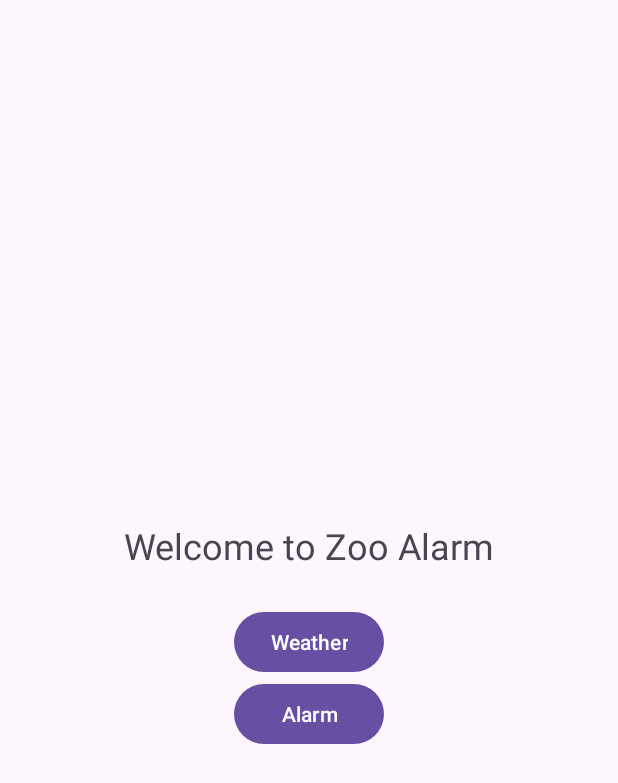
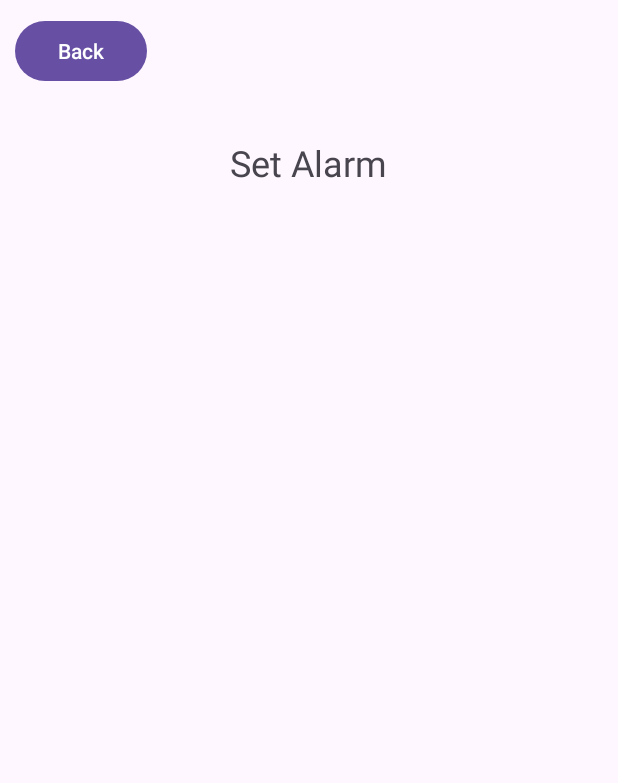
Before and after one commit to cduong2/puzzle-alarm, an Android app: the screen it shows after launch (MainActivity before the commit, AlarmCreateActivity after it), after a tap on "Alarm", on a phone screen of 412 x 824 dp. Shown: the top 783 px of the screen. Run offline under Robolectric (Android 15) with nearby library versions, the phone set to English and light mode, and no system bars.

Commit message:
added two activities (alarm create and weather)

```diff
--- /dev/null
+++ b/ZooAlarm/app/src/main/java/com/example/zooalarm/AlarmCreateActivity.java
@@ -0,0 +1,27 @@
+package com.example.zooalarm;
+
+import android.content.Intent;
+import android.os.Bundle;
+import android.view.View;
+import android.widget.Button;
+import android.widget.Toast;
+
+import androidx.appcompat.app.AppCompatActivity;
+
+public class AlarmCreateActivity extends AppCompatActivity {
+    private Button mBackButton;
+
+    @Override
+    protected void onCreate(Bundle savedInstanceState) {
+        super.onCreate(savedInstanceState);
+        setContentView(R.layout.activity_alarm);
+        mBackButton = (Button) findViewById(R.id.home_button);
+        mBackButton.setOnClickListener(new View.OnClickListener() {
+            @Override
+                public void onClick(View v) {
+                    startActivity(new Intent(AlarmCreateActivity.this, MainActivity.class));
+                }
+            });
+
+    }
+}
--- a/ZooAlarm/app/src/main/java/com/example/zooalarm/MainActivity.java
+++ b/ZooAlarm/app/src/main/java/com/example/zooalarm/MainActivity.java
@@ -2,6 +2,7 @@ package com.example.zooalarm;
 
 import androidx.appcompat.app.AppCompatActivity;
 
+import android.content.Intent;
 import android.view.View;
 import android.widget.Button;
 import android.os.Bundle;
@@ -19,16 +20,14 @@ public class MainActivity extends AppCompatActivity {
         mWeatherButton.setOnClickListener(new View.OnClickListener() {
             @Override
             public void onClick(View v) {
-                Toast.makeText(MainActivity.this,
-                        R.string.weather_toast, Toast.LENGTH_SHORT).show();
+                startActivity(new Intent(MainActivity.this, WeatherActivity.class));
             }
         });
         mAlarmButton = (Button) findViewById(R.id.alarm_button);
         mAlarmButton.setOnClickListener(new View.OnClickListener() {
             @Override
             public void onClick(View v) {
-                Toast.makeText(MainActivity.this,
-                        R.string.alarm_toast, Toast.LENGTH_SHORT).show();
+                startActivity(new Intent(MainActivity.this, AlarmCreateActivity.class));
             }
         });
     }
--- /dev/null
+++ b/ZooAlarm/app/src/main/res/layout/activity_alarm.xml
@@ -0,0 +1,26 @@
+<LinearLayout xmlns:android="http://schemas.android.com/apk/res/android"
+    android:layout_width="match_parent"
+    android:layout_height="match_parent"
+    android:orientation="vertical">
+    <Button
+        android:id="@+id/home_button"
+        android:layout_width="wrap_content"
+        android:layout_height="wrap_content"
+        android:layout_margin="10dp"
+        android:layout_gravity="left"
+        android:text="@string/home_button" />
+
+    <LinearLayout
+        android:layout_width="wrap_content"
+        android:layout_height="wrap_content"
+        android:orientation="vertical"
+        android:layout_gravity="center">
+        <TextView
+            android:layout_width="wrap_content"
+            android:layout_height="wrap_content"
+            android:padding="24dp"
+            android:text="@string/alarm_welcome"
+            android:textSize="24dp"/>
+
+    </LinearLayout>
+</LinearLayout>
--- a/ZooAlarm/app/src/main/res/values/strings.xml
+++ b/ZooAlarm/app/src/main/res/values/strings.xml
@@ -5,4 +5,8 @@
     <string name="alarm_button">Alarm</string>
     <string name="weather_toast">Clicked Weather!</string>
     <string name="alarm_toast">Clicked Alarm!</string>
+    <string name="home_button">Back</string>
+    <string name="weather_welcome">Weather</string>
+    <string name="alarm_welcome">Set Alarm</string>
+
 </resources>
```
Also changed, not shown: ZooAlarm/app/src/main/AndroidManifest.xml (+9 -0 lines), ZooAlarm/app/src/main/java/com/example/zooalarm/WeatherActivity.java (added, +26 -0 lines), ZooAlarm/app/src/main/res/layout/activity_weather.xml (added, +26 -0 lines).
